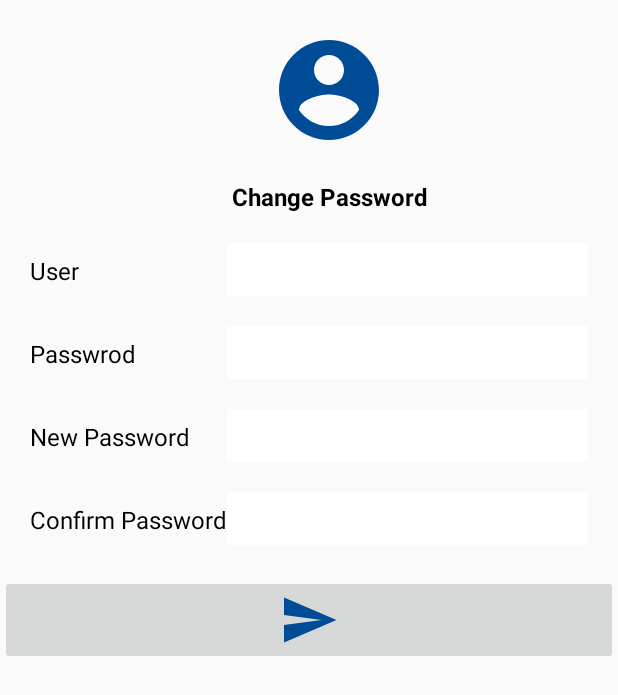
After one commit to jo13bc/LAB05-06, an Android app: the PasswordActivity screen opened directly, with no data from a screen before it, on a phone screen of 412 x 824 dp. The commit adds this screen. Shown: the top 695 px of the screen. Run offline under Robolectric (Android 15) with nearby library versions, the phone set to English and light mode, and no system bars.

Commit message:
Password

```diff
--- a/Login/app/src/main/AndroidManifest.xml
+++ b/Login/app/src/main/AndroidManifest.xml
@@ -34,6 +34,10 @@
             android:theme="@style/AppTheme.NoActionBar">
         </activity>
         <activity
+            android:name=".PasswordActivity"
+            android:theme="@style/AppTheme.NoActionBar">
+        </activity>
+        <activity
             android:name=".Buttons"
             android:theme="@style/AppTheme.NoActionBar">
         </activity>
--- a/Login/app/src/main/java/com/miker/login/MainActivity.java
+++ b/Login/app/src/main/java/com/miker/login/MainActivity.java
@@ -43,11 +43,20 @@ public class MainActivity extends AppCompatActivity {
                 }
             }
         });
-        TextView registerButton = findViewById(R.id.texto_registrarse);
+       TextView registerButton = findViewById(R.id.texto_registrarse);
         registerButton.setOnClickListener(new View.OnClickListener() {
             @Override
             public void onClick(View v) {
                 Intent intent = new Intent(getApplicationContext(), RegisterActivity.class);
+                intent.putExtra("model", model);
+                startActivityForResult(intent, 0);
+            }
+        });
+        TextView passwordButton = findViewById(R.id.texto_olvidaste_contrasena);
+        passwordButton.setOnClickListener(new View.OnClickListener() {
+            @Override
+            public void onClick(View v) {
+                Intent intent = new Intent(MainActivity.this, PasswordActivity.class);
                 intent.putExtra("model", model);
                 startActivityForResult(intent, 0);
             }
--- /dev/null
+++ b/Login/app/src/main/java/com/miker/login/PasswordActivity.java
@@ -0,0 +1,107 @@
+package com.miker.login;
+
+import android.app.DatePickerDialog;
+import android.content.Intent;
+import android.os.Bundle;
+import android.view.View;
+import android.widget.DatePicker;
+import android.widget.EditText;
+import android.widget.ImageButton;
+import android.widget.Spinner;
+import android.widget.TextView;
+import android.widget.Toast;
+
+import androidx.appcompat.app.AppCompatActivity;
+
+public class PasswordActivity extends AppCompatActivity {
+    private EditText old_password;
+    private EditText new_password;
+    private EditText confirm_password;
+    private EditText user_mame;
+    private ImageButton button;
+    private Usuario usuario;
+    private Model model;
+
+    @Override
+    protected void onCreate(Bundle savedInstanceState) {
+        super.onCreate(savedInstanceState);
+        setContentView(R.layout.activity_password);
+        // initiate a button
+        model = (Model) getIntent().getSerializableExtra("model");
+        button = (ImageButton) findViewById(R.id.btn);
+        old_password = (EditText) findViewById(R.id.old_password);
+        new_password = (EditText) findViewById(R.id.new_password);
+        user_mame = (EditText) findViewById(R.id.user);
+        confirm_password = (EditText) findViewById(R.id.confirm_password);
+
+        // perform click event on the button
+
+        button.setOnClickListener(new View.OnClickListener() {
+            @Override
+            public void onClick(View v) {
+                try {
+                    if(validate()) {
+                        Intent intent = new Intent(getApplicationContext(), MainActivity.class);
+                        model.getLoggedUser().setPassword(new_password.getText().toString());
+                        intent.putExtra("model", model);
+                        startActivityForResult(intent, 0);
+                    }
+                }catch (Exception ex){
+                    Toast.makeText(getApplicationContext(), ex.getMessage(), Toast.LENGTH_LONG).show();
+                }
+            }
+        });
+    }
+
+   private void setSelected(Spinner spinner, String[] options, String option) {
+        int aux = 0;
+        for (String o : options) {
+            if (o.equals(option)) {
+                spinner.setSelection(aux);
+                break;
+            }
+            aux++;
+        }
+    }
+
+    @Override
+    public void onBackPressed() {
+        Intent a = new Intent(this, NavDrawerActivity.class);
+        a.putExtra("model", model);
+        a.addFlags(Intent.FLAG_ACTIVITY_CLEAR_TOP);
+        startActivity(a);
+        super.onBackPressed();
+    }
+
+    private boolean validate() throws Exception {
+        boolean result = true;
+
+        Usuario us = model.login(user_mame.getText().toString(), old_password.getText().toString());
+        if (user_mame.getText().toString().isEmpty()) {
+            user_mame.setError("The Old Password can't be empty");
+            result = false;
+        }
+        if (old_password.getText().toString().isEmpty()) {
+            old_password.setError("The Old Password can't be empty");
+            result = false;
+        }
+        if (new_password.getText().toString().isEmpty()) {
+            new_password.setError("The New Password can't be empty");
+            result = false;
+        }
+        if (confirm_password.getText().toString().isEmpty()) {
+            confirm_password.setError("The Confirm Password can't be empty");
+            result = false;
+        }
+        if (confirm_password.getText().toString() != new_password.getText().toString()) {
+            confirm_password.setError("The Confirm Password is not the same than the New Password");
+            result = false;
+        }
+        if (us == null) {
+            old_password.setError("Usuario o Password Incorrecto");
+            result = false;
+        }
+
+        return result;
+    }
+}
--- a/Login/app/src/main/res/layout/activity_main.xml
+++ b/Login/app/src/main/res/layout/activity_main.xml
@@ -89,7 +89,7 @@
         </TableRow>
         <TableRow
             android:layout_width="wrap_content"
-            android:layout_marginTop="20dp">
+            android:layout_marginTop="10dp">
             <LinearLayout xmlns:android="http://schemas.android.com/apk/res/android"
                 android:layout_width="match_parent"
                 android:layout_height="match_parent"
@@ -102,7 +102,7 @@
                     android:layout_gravity="center_horizontal"
                     android:layout_weight="1"
                     android:gravity="center_vertical"
-                    android:text="¿Olvidaste tu constraseña?"
+                    android:text="Cambiar Contraseña"
                     android:textAppearance="?android:attr/textAppearanceMedium"
                     android:textColor="#0E8AEE" />
             </LinearLayout>
--- /dev/null
+++ b/Login/app/src/main/res/layout/activity_password.xml
@@ -0,0 +1,150 @@
+<GridLayout xmlns:android="http://schemas.android.com/apk/res/android"
+    xmlns:app="http://schemas.android.com/apk/res-auto"
+    xmlns:tools="http://schemas.android.com/tools"
+    android:layout_width="match_parent"
+    android:layout_height="match_parent"
+    android:orientation="vertical"
+    android:stretchColumns="1">
+
+    <ScrollView
+        android:layout_width="match_parent"
+        android:layout_height="match_parent">
+
+        <LinearLayout
+            android:layout_width="match_parent"
+            android:layout_height="match_parent"
+            android:orientation="vertical">
+
+            <TableLayout
+                android:layout_width="match_parent"
+                android:layout_height="wrap_content">
+
+                <TableRow android:layout_marginTop="@dimen/row_space"
+                    android:layout_marginLeft="@dimen/row_space"
+                    android:layout_marginRight="@dimen/row_space">
+
+                    <ImageButton
+                        android:id="@+id/imageButton"
+                        android:layout_height="wrap_content"
+                        android:layout_span="2"
+                        android:background="@android:color/transparent"
+                        android:gravity="center"
+                        app:srcCompat="@drawable/ic_account_circle_black_24dp" />
+
+
+                </TableRow>
+
+                <TableRow android:layout_marginTop="@dimen/row_space"
+                    android:layout_marginLeft="@dimen/row_space"
+                    android:layout_marginRight="@dimen/row_space">
+
+                    <TextView
+                        android:layout_width="match_parent"
+                        android:layout_height="wrap_content"
+                        android:layout_span="2"
+                        android:gravity="center"
+                        android:text="@string/personal_information_password"
+                        android:textColor="@android:color/black"
+                        android:textSize="16sp"
+                        android:textStyle="bold" />
+
+                </TableRow>
+                <TableRow android:layout_marginTop="@dimen/row_space"
+                    android:layout_marginLeft="@dimen/row_space"
+                    android:layout_marginRight="@dimen/row_space">
+
+                    <TextView
+                        android:layout_height="wrap_content"
+                        android:layout_column="0"
+                        android:text="@string/user"
+                        android:textColor="@android:color/black"
+                        android:textSize="16sp" />
+
+                    <EditText
+                        android:id="@+id/user"
+                        android:layout_width="267dp"
+                        android:layout_height="wrap_content"
+                        android:background="#fff"
+                        android:gravity="fill"
+                        android:inputType="text"
+                        android:padding="5dp"
+                        android:textColor="#000" />
+
+                </TableRow>
+                <TableRow android:layout_marginTop="@dimen/row_space"
+                    android:layout_marginLeft="@dimen/row_space"
+                    android:layout_marginRight="@dimen/row_space">
+
+                    <TextView
+                        android:layout_height="wrap_content"
+                        android:layout_column="0"
+                        android:text="@string/password"
+                        android:textColor="@android:color/black"
+                        android:textSize="16sp" />
+
+                    <EditText
+                        android:id="@+id/old_password"
+                        android:layout_width="match_parent"
+                        android:layout_height="wrap_content"
+                        android:background="#fff"
+                        android:inputType="textPassword"
+                        android:padding="5dp"
+                        android:textColor="#000" />
+                </TableRow>
+
+                <TableRow android:layout_marginTop="@dimen/row_space"
+                    android:layout_marginLeft="@dimen/row_space"
+                    android:layout_marginRight="@dimen/row_space">
+
+                    <TextView
+                        android:layout_height="wrap_content"
+                        android:layout_column="0"
+                        android:text="@string/new_password"
+                        android:textColor="@android:color/black"
+                        android:textSize="16sp" />
+
+                    <EditText
+                        android:id="@+id/new_password"
+                        android:layout_width="match_parent"
+                        android:layout_height="wrap_content"
+                        android:background="#fff"
+                        android:inputType="textPassword"
+                        android:padding="5dp"
+                        android:textColor="#000" />
+                </TableRow>
+
+
+                <TableRow android:layout_marginTop="@dimen/row_space"
+                    android:layout_marginLeft="@dimen/row_space"
+                    android:layout_marginRight="@dimen/row_space">
+
+                    <TextView
+                        android:layout_height="wrap_content"
+                        android:layout_column="0"
+                        android:text="@string/confirm_password"
+                        android:textColor="@android:color/black"
+                        android:textSize="16sp" />
+
+                    <EditText
+                        android:id="@+id/confirm_password"
+                        android:layout_width="match_parent"
+                        android:layout_height="wrap_content"
+                        android:background="#fff"
+                        android:inputType="textPassword"
+                        android:padding="5dp"
+                        android:textColor="#000" />
+                </TableRow>
+
+            </TableLayout>
+
+            <ImageButton
+                android:id="@+id/btn"
+                android:layout_marginTop="20dp"
+                android:layout_width="match_parent"
+                android:layout_height="wrap_content"
+                app:srcCompat="@drawable/ic_send_black_24dp" />
+        </LinearLayout>
+
+    </ScrollView>
+
+</GridLayout>
--- a/Login/app/src/main/res/values/strings.xml
+++ b/Login/app/src/main/res/values/strings.xml
@@ -9,6 +9,9 @@
     <string name="first_name">First name</string>
     <string name="last_name">Last name</string>
     <string name="email">Correo Electronico</string>
+    <string name="old_password">Old Password</string>
+    <string name="new_password">New Password</string>
+    <string name="confirm_password">Confirm Password</string>
     <string name="posicion">Puesto</string>
     <string name="eCurrentAddress">Current Address</string>
     <string name="streetAddress">Street Address</string>
@@ -43,6 +46,7 @@
     <string name="user">User</string>
     <string name="password">Passwrod</string>
     <string name="personal_information">Personal Information</string>
+    <string name="personal_information_password">Change Password</string>
     <string name="confirmation">Confirmation</string>
     <string name="user_information">User information</string>
 </resources>
```
Also changed, not shown: 1 other file.
